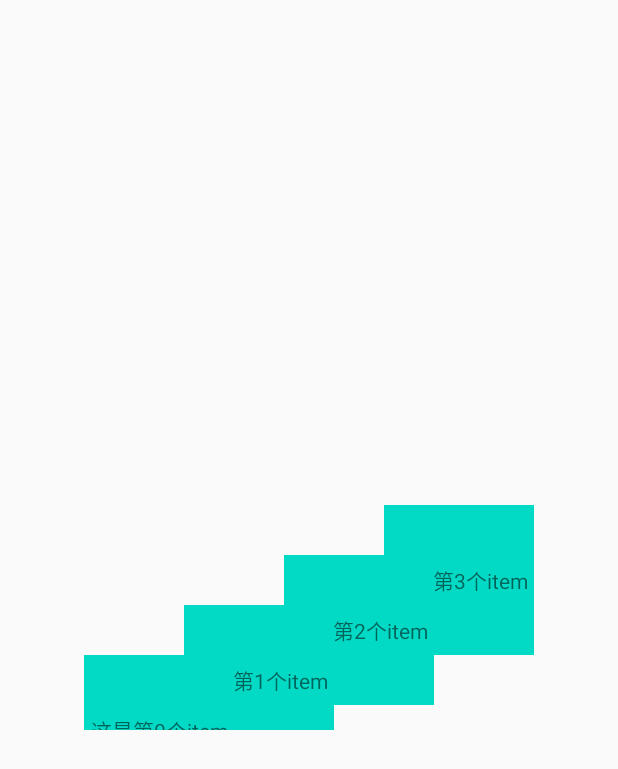
After one commit to newPersonKing/KnowledgePoints, an Android app: the RvThreeDemo screen opened directly, with no data from a screen before it, on a phone screen of 412 x 824 dp. The commit adds this screen. Shown: the top 769 px of the screen. Run offline under Robolectric (Android 15) with nearby library versions, the phone set to English and light mode, and no system bars.

Commit message:
3D 小demo

```diff
--- a/app/build.gradle
+++ b/app/build.gradle
@@ -46,4 +46,6 @@ dependencies {
 
     implementation 'androidx.lifecycle:lifecycle-common:2.4.0'
 
+    implementation "androidx.recyclerview:recyclerview:1.2.0"
+
 }
--- a/app/src/main/AndroidManifest.xml
+++ b/app/src/main/AndroidManifest.xml
@@ -21,6 +21,10 @@
         <activity android:name=".webview.WebViewActivity"/>
         <activity android:name=".viewpager.ViewPagerActivity"/>
         <activity android:name=".systemui.SystemUiActivity"/>
+        <activity android:name=".recyclerView.RvMainActivity"/>
+        <activity android:name=".recyclerView.RvThreeDemo"/>
+        <activity android:name=".cusview.threeD.CusView3DActivity"/>
+        <activity android:name=".cusview.CusViewMainActivity"/>
     </application>
 
 </manifest>
--- /dev/null
+++ b/app/src/main/java/com/gy/commonviewdemo/recyclerView/RvThreeDemo.kt
@@ -0,0 +1,26 @@
+package com.gy.commonviewdemo.recyclerView
+
+import android.os.Bundle
+import androidx.appcompat.app.AppCompatActivity
+import com.gy.commonviewdemo.R
+import com.gy.commonviewdemo.recyclerView.adapter.ThreeAdapter
+import com.gy.commonviewdemo.recyclerView.layoutmanager.ThreeLayoutManager
+import kotlinx.android.synthetic.main.rv_three_demo.*
+
+
+class RvThreeDemo : AppCompatActivity(){
+
+    override fun onCreate(savedInstanceState: Bundle?) {
+        super.onCreate(savedInstanceState)
+
+        setContentView(R.layout.rv_three_demo)
+
+        val layoutManager = ThreeLayoutManager()
+        rv_three.layoutManager = layoutManager
+        layoutManager.attachToRecyclerView(rv_three)
+        rv_three.adapter = ThreeAdapter()
+
+
+    }
+
+}
--- /dev/null
+++ b/app/src/main/java/com/gy/commonviewdemo/recyclerView/adapter/ThreeAdapter.kt
@@ -0,0 +1,33 @@
+package com.gy.commonviewdemo.recyclerView.adapter
+
+import android.view.LayoutInflater
+import android.view.View
+import android.view.ViewGroup
+import androidx.appcompat.widget.AppCompatTextView
+import androidx.recyclerview.widget.RecyclerView
+import com.gy.commonviewdemo.R
+
+class ThreeAdapter : RecyclerView.Adapter<ThreeViewHolder>() {
+
+    override fun onCreateViewHolder(parent: ViewGroup, viewType: Int): ThreeViewHolder {
+        val itemView = LayoutInflater.from(parent.context).inflate(R.layout.rv_three_item,parent,false)
+        return ThreeViewHolder(itemView)
+    }
+
+    override fun onBindViewHolder(holder: ThreeViewHolder, position: Int) {
+
+        holder.itemView.findViewById<AppCompatTextView>(R.id.rv_item_tv).text = "这是第${position}个item"
+
+    }
+
+    override fun getItemCount(): Int {
+       return 4
+    }
+
+
+}
+
+
+class ThreeViewHolder(itemView:View) :RecyclerView.ViewHolder(itemView){
+
+}
--- /dev/null
+++ b/app/src/main/java/com/gy/commonviewdemo/recyclerView/layoutmanager/ThreeLayoutManager.kt
@@ -0,0 +1,172 @@
+package com.gy.commonviewdemo.recyclerView.layoutmanager
+
+import android.util.DisplayMetrics
+import android.util.Log
+import android.view.MotionEvent
+import android.view.View
+import androidx.recyclerview.widget.RecyclerView
+
+
+class ThreeLayoutManager : RecyclerView.LayoutManager(){
+
+    val tag = javaClass.simpleName
+
+    private var rv:RecyclerView? = null
+
+    fun attachToRecyclerView(recyclerView:RecyclerView){
+        rv = recyclerView
+        recyclerView.addOnItemTouchListener(OnItemTouch())
+    }
+
+    override fun generateDefaultLayoutParams(): RecyclerView.LayoutParams {
+        return RecyclerView.LayoutParams(
+            RecyclerView.LayoutParams.MATCH_PARENT,
+            RecyclerView.LayoutParams.MATCH_PARENT
+        )
+    }
+
+
+    override fun canScrollHorizontally(): Boolean {
+        return true
+    }
+
+    // 每一次手指滑动 滑动的距离
+    private var mTouchOffset = 0
+    // 每一次手指滑动 允许滑动的最大距离
+    private var maxTouchOffset = 300
+    //dx(dy) <0为 向右(下) 滚动，>0为向左(上) 滚动；
+    // 水平滑动位移
+    override fun scrollHorizontallyBy(
+        dx: Int,
+        recycler: RecyclerView.Recycler,
+        state: RecyclerView.State
+    ): Int {
+        Log.i(tag,"dx:$dx")
+
+        val preTouchOffset = mTouchOffset
+        val touchOffset = preTouchOffset + dx
+        if(touchOffset > maxTouchOffset){
+            // 这里直接直接调用 rv 的cancel 还是会触发scrollHorizontallyBy
+            (rv?.parent as? View)?.dispatchTouchEvent(MotionEvent.obtain(mLastTouchEvent).apply { action = MotionEvent.ACTION_CANCEL  })
+
+            rv?.smoothScrollBy(-maxTouchOffset,0)
+//            mTouchOffset = 0
+//            mCurrentStartPosition ++
+        }else{
+            if(touchOffset <= 0) mTouchOffset = 0 else mTouchOffset = touchOffset
+            // 这里回收的作用
+            // 1 主要是保证 getViewForPosition 根据index 获取view 在addView 之后能正常获取到
+            detachAndScrapAttachedViews(recycler)
+            realLayout(recycler,state)
+        }
+        // 如果这里返回 0 smoothScrollBy 这个方法就失效了
+        return dx
+    }
+
+
+    private val marginUnit = 12F // 相邻 View 的距离
+    private var mMaxOffset = 0F        // 最上方的 View 和最下方的 View 的距离
+    private var mDisplayCount = 0 // 展示的数量
+    private val maxDisplayCount = 3
+
+    override fun onLayoutChildren(recycler: RecyclerView.Recycler, state: RecyclerView.State) {
+
+        val displayCount = Math.min(maxDisplayCount, state.itemCount)
+        mDisplayCount = displayCount
+
+        // 如果没有可以布局的item
+        if(displayCount == 0){
+            removeAndRecycleAllViews(recycler)
+            return
+        }
+        detachAndScrapAttachedViews(recycler)
+        realLayout(recycler,state)
+
+        super.onLayoutChildren(recycler, state)
+    }
+
+
+    private var mCurrentStartPosition = 0
+    private fun realLayout(recycler: RecyclerView.Recycler, state: RecyclerView.State){
+        // 获取当前viewGroup 的数量
+        val childCount = childCount
+        Log.i(tag,"childCount:$childCount")
+        // 返回adapter的itemCount
+        val itemCount = state.itemCount
+        Log.i(tag,"itemCount:$itemCount")
+        val  startPosition = mCurrentStartPosition
+        val endPosition = mCurrentStartPosition+mDisplayCount
+        for(i in endPosition downTo startPosition){
+            val  realChildIndex = i % state.itemCount
+            val view  = recycler.getViewForPosition(realChildIndex)
+            // 每一个item 应该向左偏移的 间距个数
+            val indexDistance = mDisplayCount - (i -startPosition)
+            // i 越大 越靠右
+            val distance = indexDistance * 100
+            Log.i(tag,"distance:${distance}")
+            // 往viewGroup 中添加view 根据添加先后 来决定层级
+            addView(view)
+            measureChildWithMargins(view,0,0)
+
+            Log.i(tag,"viewSize:width${view.measuredWidth},height:${view.measuredHeight}")
+            Log.i(tag,"container:width${width},height:${height}")
+
+            // 如果是第一个item 也就是最顶部的item 特殊处理 跟着滑动 处理
+            var left = width - view.measuredWidth - distance
+            var right = width
+            if(i == startPosition){
+                left -= mTouchOffset
+                if(left <= 0){
+                    left = 0
+                }
+                right -= mTouchOffset
+            }
+            layoutDecorated(view, left, indexDistance * 50 ,left + view.measuredWidth,view.measuredHeight + indexDistance * 50)
+        }
+
+        mMaxOffset = marginUnit * (mDisplayCount - 1)
+    }
+    private var mLastTouchEvent : MotionEvent? = null
+    private inner class OnItemTouch : RecyclerView.OnItemTouchListener{
+        override fun onInterceptTouchEvent(rv: RecyclerView, e: MotionEvent): Boolean {
+            mLastTouchEvent = e
+            return false
+        }
+
+        override fun onTouchEvent(rv: RecyclerView, e: MotionEvent) {
+        }
+
+        override fun onRequestDisallowInterceptTouchEvent(disallowIntercept: Boolean) {
+        }
+
+    }
+
+//    /**
+//     * 该类的作用主要是控制速度，其他的参数比如 targetPosition 并没有作用，因为开始滚动时就已经能确定 targetPosition
+//     */
+//    private inner class MySmoothScroller(private val velocityX: Int) : androidx.recyclerview.widget.LinearSmoothScroller(context){
+//
+//        init {
+//            // 此处并没有实际意义，SmoothScroller 必须有一个 targetPosition。此处设置一个肯定存在的 position
+//            targetPosition = mCurrentPosition
+//        }
+//
+//        override fun onTargetFound(targetView: View, state: androidx.recyclerview.widget.RecyclerView.State, action: Action) {
+//            val dx: Int = if(velocityX > 0 || mCurrentOffset > width.toFloat() / 2F){
+//                width - mCurrentOffset
+//            }else{
+//                -mCurrentOffset
+//            }
+//            val time = calculateTimeForScrolling(dx)
+//            if (time > 0) {
+//                action.update(dx, 0, time, mDecelerateInterpolator)
+//            }
+//        }
+//
+//        override fun calculateSpeedPerPixel(displayMetrics: DisplayMetrics): Float {
+//            //  MILLISECONDS_PER_INCH / displayMetrics.densityDpi
+//            return 600F / displayMetrics.densityDpi
+//        }
+//    }
+
+}
--- /dev/null
+++ b/app/src/main/res/layout/rv_three_demo.xml
@@ -0,0 +1,18 @@
+<?xml version="1.0" encoding="utf-8"?>
+<LinearLayout xmlns:android="http://schemas.android.com/apk/res/android"
+    xmlns:app="http://schemas.android.com/apk/res-auto"
+    xmlns:tools="http://schemas.android.com/tools"
+    android:layout_width="match_parent"
+    android:layout_height="match_parent"
+    android:orientation="vertical"
+    android:gravity="center"
+    tools:context=".MainActivity">
+
+
+    <androidx.recyclerview.widget.RecyclerView
+        android:id="@+id/rv_three"
+        android:layout_width="300dp"
+        android:layout_height="150dp"/>
+
+
+</LinearLayout>
--- /dev/null
+++ b/app/src/main/res/layout/rv_three_item.xml
@@ -0,0 +1,22 @@
+<?xml version="1.0" encoding="utf-8"?>
+<LinearLayout xmlns:android="http://schemas.android.com/apk/res/android"
+    xmlns:app="http://schemas.android.com/apk/res-auto"
+    xmlns:tools="http://schemas.android.com/tools"
+    android:layout_width="100dp"
+    android:layout_height="100dp"
+    android:orientation="vertical"
+    android:gravity="center"
+    android:background="@color/colorAccent"
+    tools:context=".MainActivity">
+
+
+
+    <androidx.appcompat.widget.AppCompatTextView
+        android:id="@+id/rv_item_tv"
+        android:layout_width="match_parent"
+        android:layout_height="wrap_content"
+        android:textAlignment="center"
+        tools:text="12231"/>
+
+
+</LinearLayout>
```
Also changed, not shown: app/src/main/java/com/gy/commonviewdemo/MainActivity.kt (+12 -0 lines), app/src/main/java/com/gy/commonviewdemo/cusview/CusViewMainActivity.kt (added, +29 -0 lines), app/src/main/java/com/gy/commonviewdemo/cusview/threeD/BliConstraintLayout.java (added, +69 -0 lines), app/src/main/java/com/gy/commonviewdemo/cusview/threeD/BliPageTransformer.java (added, +25 -0 lines), app/src/main/java/com/gy/commonviewdemo/cusview/threeD/CusView3DActivity.kt (added, +32 -0 lines), app/src/main/java/com/gy/commonviewdemo/cusview/threeD/ThreeDFragment.kt (added, +102 -0 lines), app/src/main/java/com/gy/commonviewdemo/recyclerView/RvMainActivity.kt (added, +32 -0 lines), app/src/main/res/layout/activity_main.xml (+17 -0 lines), app/src/main/res/layout/cus_view_3d.xml (added, +18 -0 lines), app/src/main/res/layout/cus_view_main.xml (added, +19 -0 lines), app/src/main/res/layout/rv_main.xml (added, +19 -0 lines), app/src/main/res/layout/three_d_viewpager_item.xml (added, +26 -0 lines), app/src/main/res/mipmap-xxhdpi/girl.jpg (added).
